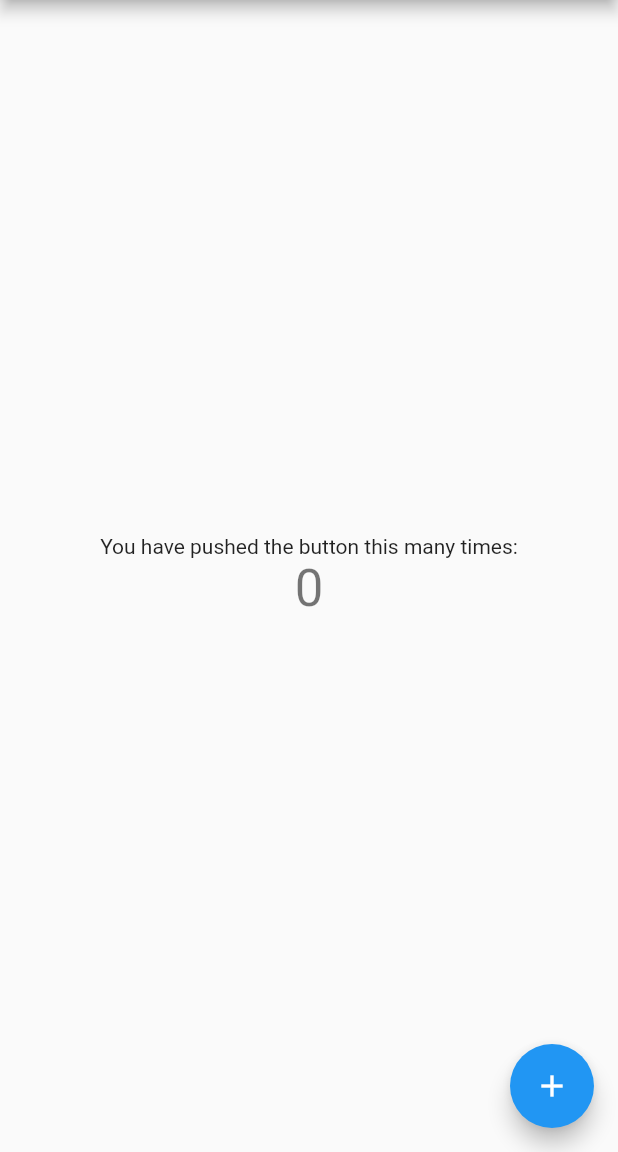
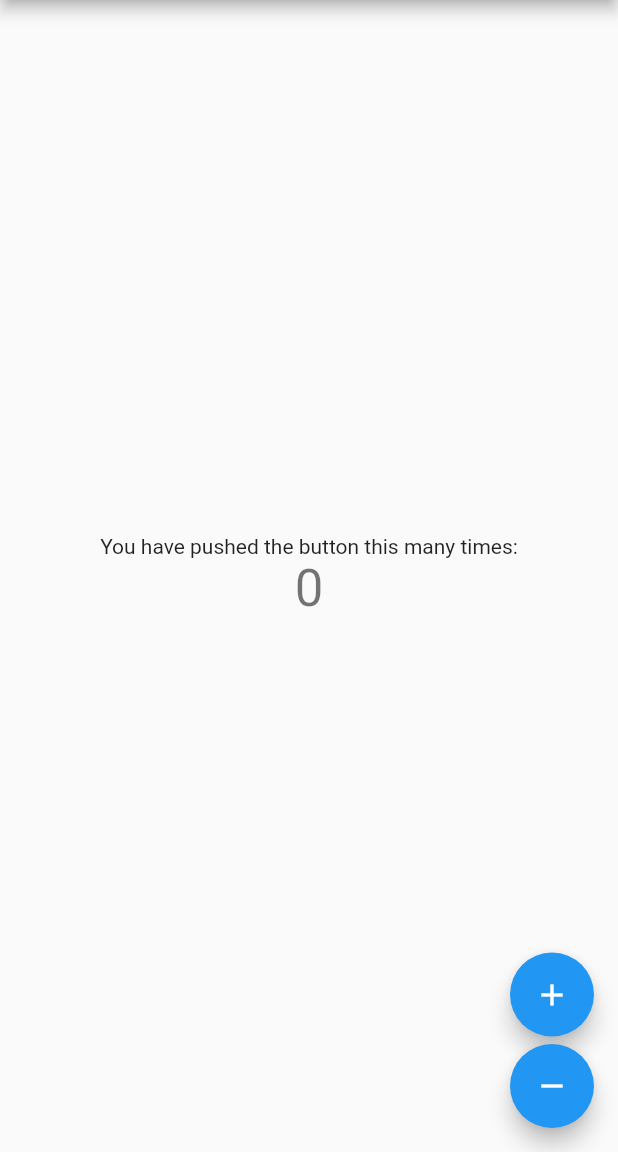
Before and after one commit to GabrielCarlosLopes/gabrielcarloslopes.github.io, a Flutter app: the screen it shows after launch, on a phone screen of 412 x 824 dp, the part 84-1236 px from its top. Run offline on Flutter 3.47's test engine with Material 2 defaults, Android fonts, the phone set to English and light mode, and no system bars.

Commit message:
changes web

```diff
--- a/lib/main.dart
+++ b/lib/main.dart
@@ -7,21 +7,11 @@ void main() {
 class MyApp extends StatelessWidget {
   const MyApp({super.key});
 
-  // This widget is the root of your application.
   @override
   Widget build(BuildContext context) {
     return MaterialApp(
       title: 'Flutter Demo',
       theme: ThemeData(
-        // This is the theme of your application.
-        //
-        // Try running your application with "flutter run". You'll see the
-        // application has a blue toolbar. Then, without quitting the app, try
-        // changing the primarySwatch below to Colors.green and then invoke
-        // "hot reload" (press "r" in the console where you ran "flutter run",
-        // or simply save your changes to "hot reload" in a Flutter IDE).
-        // Notice that the counter didn't reset back to zero; the application
-        // is not restarted.
         primarySwatch: Colors.blue,
       ),
       home: const MyHomePage(title: 'Flutter Demo Home Page'),
@@ -31,15 +21,6 @@ class MyApp extends StatelessWidget {
 
 class MyHomePage extends StatefulWidget {
   const MyHomePage({super.key, required this.title});
-
-  // This widget is the home page of your application. It is stateful, meaning
-  // that it has a State object (defined below) that contains fields that affect
-  // how it looks.
-
-  // This class is the configuration for the state. It holds the values (in this
-  // case the title) provided by the parent (in this case the App widget) and
-  // used by the build method of the State. Fields in a Widget subclass are
-  // always marked "final".
 
   final String title;
 
@@ -52,47 +33,24 @@ class _MyHomePageState extends State<MyHomePage> {
 
   void _incrementCounter() {
     setState(() {
-      // This call to setState tells the Flutter framework that something has
-      // changed in this State, which causes it to rerun the build method below
-      // so that the display can reflect the updated values. If we changed
-      // _counter without calling setState(), then the build method would not be
-      // called again, and so nothing would appear to happen.
       _counter++;
+    });
+  }
+
+  void _decrementCounter() {
+    setState(() {
+      _counter != 0 ? _counter-- : null;
     });
   }
 
   @override
   Widget build(BuildContext context) {
-    // This method is rerun every time setState is called, for instance as done
-    // by the _incrementCounter method above.
-    //
-    // The Flutter framework has been optimized to make rerunning build methods
-    // fast, so that you can just rebuild anything that needs updating rather
-    // than having to individually change instances of widgets.
     return Scaffold(
       appBar: AppBar(
-        // Here we take the value from the MyHomePage object that was created by
-        // the App.build method, and use it to set our appbar title.
         title: Text(widget.title),
       ),
       body: Center(
-        // Center is a layout widget. It takes a single child and positions it
-        // in the middle of the parent.
         child: Column(
-          // Column is also a layout widget. It takes a list of children and
-          // arranges them vertically. By default, it sizes itself to fit its
-          // children horizontally, and tries to be as tall as its parent.
-          //
-          // Invoke "debug painting" (press "p" in the console, choose the
-          // "Toggle Debug Paint" action from the Flutter Inspector in Android
-          // Studio, or the "Toggle Debug Paint" command in Visual Studio Code)
-          // to see the wireframe for each widget.
-          //
-          // Column has various properties to control how it sizes itself and
-          // how it positions its children. Here we use mainAxisAlignment to
-          // center the children vertically; the main axis here is the vertical
-          // axis because Columns are vertical (the cross axis would be
-          // horizontal).
           mainAxisAlignment: MainAxisAlignment.center,
           children: <Widget>[
             const Text(
@@ -105,11 +63,22 @@ class _MyHomePageState extends State<MyHomePage> {
           ],
         ),
       ),
-      floatingActionButton: FloatingActionButton(
-        onPressed: _incrementCounter,
-        tooltip: 'Increment',
-        child: const Icon(Icons.add),
-      ), // This trailing comma makes auto-formatting nicer for build methods.
+      floatingActionButton: Column(
+        mainAxisAlignment: MainAxisAlignment.end,
+        children: [
+          FloatingActionButton(
+            onPressed: _incrementCounter,
+            tooltip: 'Increment',
+            child: const Icon(Icons.add),
+          ),
+          const SizedBox(height: 5),
+          FloatingActionButton(
+            onPressed: _decrementCounter,
+            tooltip: 'Decrement',
+            child: const Icon(Icons.remove),
+          ),
+        ],
+      ),
     );
   }
 }
```
